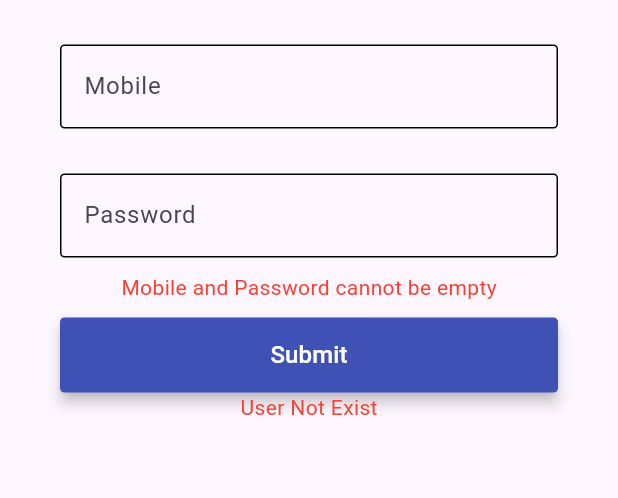
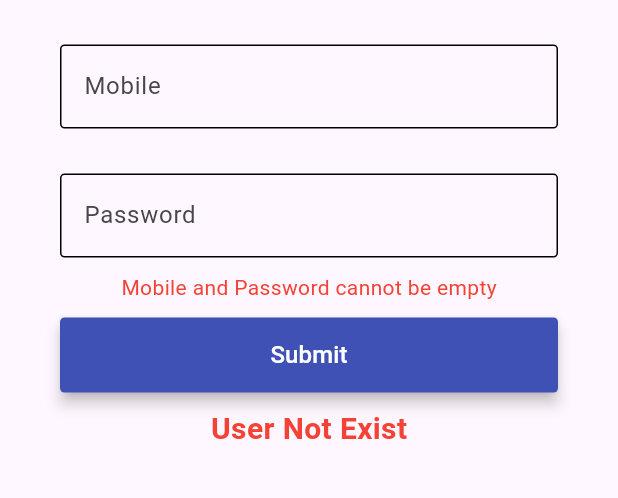
Before and after one commit to yakshpanchal/Login, a Flutter app: the screen it shows after launch, after a tap on "Submit", on a phone screen of 412 x 824 dp, the part 104-602 px from its top. Run offline on Flutter 3.47's test engine with Material 3 defaults, Android fonts, the phone set to English and light mode, and no system bars; our stand-ins replace dio, flutter_bloc, pretty_dio_logger; Roboto replaces fonts that are missing (manrope).

```diff
--- a/lib/src/Login/Cubit/login_cubit.dart
+++ b/lib/src/Login/Cubit/login_cubit.dart
@@ -8,6 +8,7 @@ class LoginCubit extends Cubit<LoginState> {
   LoginCubit() : super(LoginInitialState());
 
   Future<void> validateForm(String mobile, String password) async {
+
     if (password.isEmpty || mobile.isEmpty || mobile=='' || password == '') {
       emit(LoginErrorState('Mobile and Password cannot be empty'));
     }
@@ -20,9 +21,10 @@ class LoginCubit extends Cubit<LoginState> {
     else if(!RegExp(r'^\d{10}$').hasMatch(mobile)){
       emit(LoginErrorState('Invalid mobile number'));
     }
-    // else if(!RegExp(r'^\d{6}$').hasMatch(password)){
-    //   emit(LoginErrorState('Password must be at least 6 character'));
-    // }
+    else if(!RegExp(r'^\d{6}$').hasMatch(password)){
+      emit(LoginErrorState('Password must be at least 6 character'));
+    }
+
     else{
       // emit(LoginValidState());
       final apicall = await API().getUserByMobile(mobile, password);
--- a/lib/src/Login/screens/login.dart
+++ b/lib/src/Login/screens/login.dart
@@ -114,18 +114,19 @@ class _LoginState extends State<Login> {
                           );
                         },
                       ),
+                      SizedBox(height: 10,),
                       BlocBuilder<LoginCubit, LoginState>(
                         builder: (context, state) {
                           if (state is LoginValidState) {
                             return Text(
                               'User Exist',
-                              style: TextStyle(color: Colors.green),
+                              style: TextStyle(color: Colors.green, fontSize: 20 , fontWeight:  FontWeight.bold),
                             );
                           }
                           else if(state is LoginErrorState){
                             return Text(
                               'User Not Exist',
-                              style: TextStyle(color: Colors.red),
+                              style: TextStyle(color: Colors.red, fontSize: 20 , fontWeight:  FontWeight.bold),
                             );
                           }
                           else{
```
